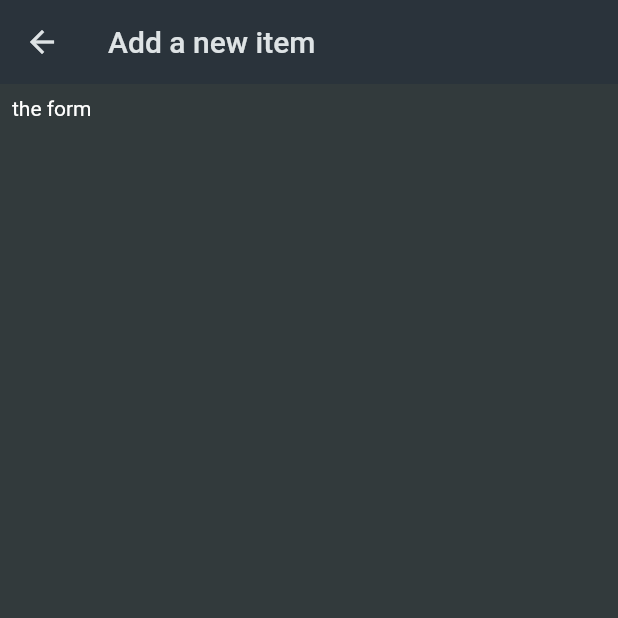
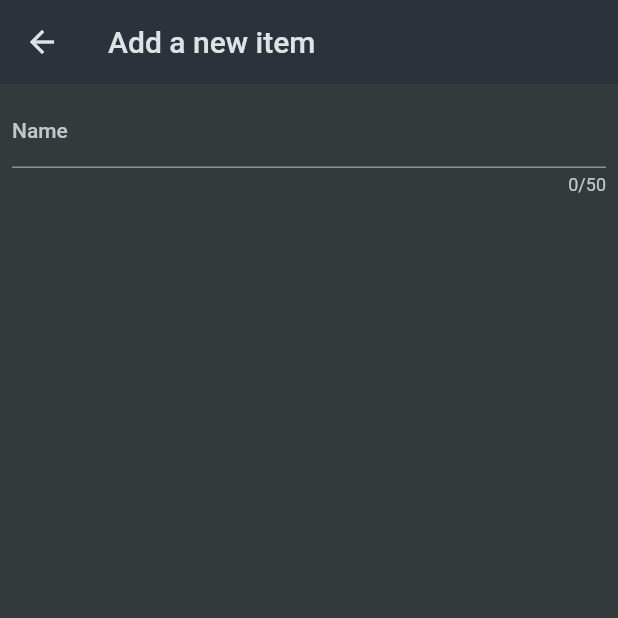
Before and after one commit to thatserfan/Shop-List-Flutter, a Flutter app: the NewItem screen opened directly, on a phone screen of 412 x 824 dp, the top half of it. Run offline on Flutter 3.47's test engine with Material 2 defaults, Android fonts, the phone set to English and light mode, and no system bars.

Commit message:
Add form in add item screen

```diff
--- a/lib/widgets/new_item.dart
+++ b/lib/widgets/new_item.dart
@@ -16,9 +16,25 @@ class NewItemState extends State<NewItem> {
       appBar: AppBar(
         title: const Text('Add a new item'),
       ),
-      body: const Padding(
-        padding: EdgeInsets.all(8.0),
-        child: Text('the form'),
+      body: Padding(
+        padding: const EdgeInsets.all(8.0),
+        child: Form(
+          child: Column(
+            children: [
+              TextFormField(
+                maxLength: 50,
+                validator: (value) {
+                  return 'demo';
+                },
+                decoration: const InputDecoration(
+                  label: Text(
+                    'Name',
+                  ),
+                ),
+              ),
+            ],
+          ),
+        ),
       ),
     );
   }
```
